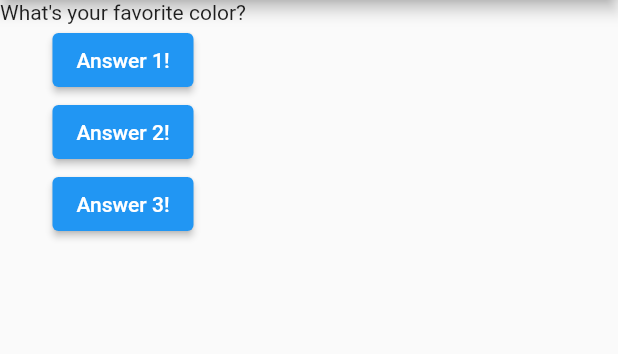
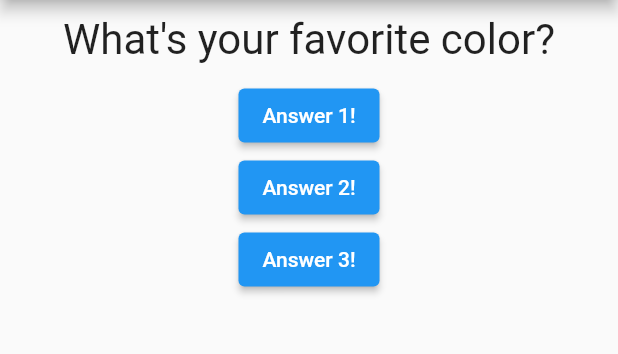
Before and after one commit to luk3skyw4lker/quiz_app, a Flutter app: the screen it shows after launch, on a phone screen of 412 x 824 dp, the part 84-438 px from its top. Run offline on Flutter 3.47's test engine with Material 2 defaults, Android fonts, the phone set to English and light mode, and no system bars.

Commit message:
[feat]: Add styling to Question widget

```diff
--- a/lib/question.dart
+++ b/lib/question.dart
@@ -7,6 +7,14 @@ class Question extends StatelessWidget {
 
   @override
   Widget build(BuildContext context) {
-    return Text(question);
+    return Container(
+      width: double.infinity,
+      margin: const EdgeInsets.all(10),
+      child: Text(
+        question,
+        style: const TextStyle(fontSize: 28),
+        textAlign: TextAlign.center,
+      ),
+    );
   }
 }
```
